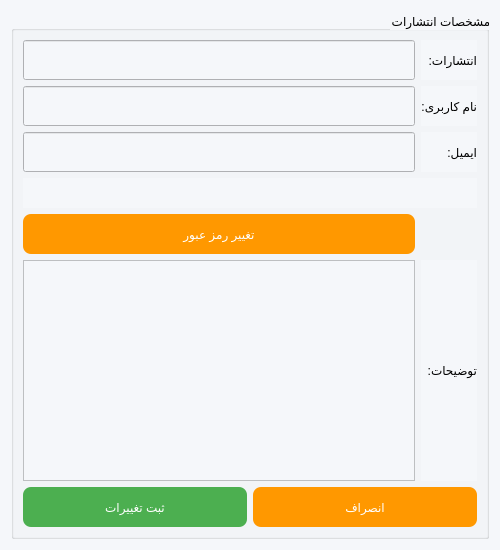
Old version of the form publisherprofilepage.ui in the repository mozali1386-alt/Ketab_e_Man.
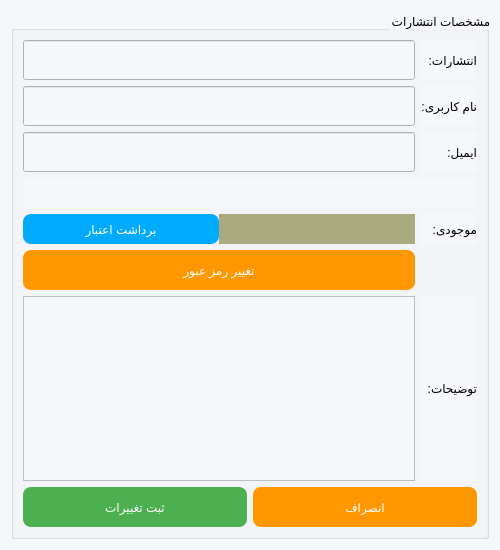
New version of the form.

Commit message: Add wallet button to the app

```diff
--- a/publisherprofilepage.ui
+++ b/publisherprofilepage.ui
@@ -32,6 +32,26 @@
       <set>Qt::AlignmentFlag::AlignRight|Qt::AlignmentFlag::AlignTrailing|Qt::AlignmentFlag::AlignVCenter</set>
      </property>
      <layout class="QGridLayout" name="gridLayout">
+      <item row="2" column="0">
+       <widget class="QLineEdit" name="lineEdit_email">
+        <property name="minimumSize">
+         <size>
+          <width>0</width>
+          <height>40</height>
+         </size>
+        </property>
+       </widget>
+      </item>
+      <item row="6" column="0">
+       <widget class="QTextEdit" name="textEdit_explanation">
+        <property name="layoutDirection">
+         <enum>Qt::LayoutDirection::LeftToRight</enum>
+        </property>
+        <property name="placeholderText">
+         <string/>
+        </property>
+       </widget>
+      </item>
       <item row="3" column="0" colspan="2">
        <widget class="QLabel" name="label_4">
         <property name="sizePolicy">
@@ -57,10 +77,23 @@
         </property>
        </widget>
       </item>
-      <item row="0" column="1">
-       <widget class="QLabel" name="label">
+      <item row="5" column="0">
+       <widget class="QPushButton" name="pushButton_editusername">
+        <property name="minimumSize">
+         <size>
+          <width>0</width>
+          <height>40</height>
+         </size>
+        </property>
+        <property name="styleSheet">
+         <string notr="true">QPushButton{
+background-color: #FF9800;
+color: white;
+border-radius: 8px;
+}</string>
+        </property>
         <property name="text">
-         <string>انتشارات:</string>
+         <string>تغییر رمز عبور</string>
         </property>
        </widget>
       </item>
@@ -77,40 +110,6 @@
         </property>
        </widget>
       </item>
-      <item row="1" column="1">
-       <widget class="QLabel" name="label_2">
-        <property name="text">
-         <string>نام کاربری:</string>
-        </property>
-       </widget>
-      </item>
-      <item row="2" column="0">
-       <widget class="QLineEdit" name="lineEdit_email">
-        <property name="minimumSize">
-         <size>
-          <width>0</width>
-          <height>40</height>
-         </size>
-        </property>
-       </widget>
-      </item>
-      <item row="5" column="1">
-       <widget class="QLabel" name="label_5">
-        <property name="text">
-         <string>توضیحات:</string>
-        </property>
-       </widget>
-      </item>
-      <item row="5" column="0">
-       <widget class="QTextEdit" name="textEdit_explanation">
-        <property name="layoutDirection">
-         <enum>Qt::LayoutDirection::LeftToRight</enum>
-        </property>
-        <property name="placeholderText">
-         <string> </string>
-        </property>
-       </widget>
-      </item>
       <item row="0" column="0">
        <widget class="QLineEdit" name="lineEdit_entesharat">
         <property name="minimumSize">
@@ -128,7 +127,14 @@
         </property>
        </widget>
       </item>
-      <item row="7" column="0" colspan="2">
+      <item row="0" column="1">
+       <widget class="QLabel" name="label">
+        <property name="text">
+         <string>انتشارات:</string>
+        </property>
+       </widget>
+      </item>
+      <item row="8" column="0" colspan="2">
        <layout class="QHBoxLayout" name="horizontalLayout">
         <item>
          <widget class="QPushButton" name="pushButton_save">
@@ -172,25 +178,63 @@
         </item>
        </layout>
       </item>
+      <item row="1" column="1">
+       <widget class="QLabel" name="label_2">
+        <property name="text">
+         <string>نام کاربری:</string>
+        </property>
+       </widget>
+      </item>
+      <item row="6" column="1">
+       <widget class="QLabel" name="label_5">
+        <property name="text">
+         <string>توضیحات:</string>
+        </property>
+       </widget>
+      </item>
+      <item row="4" column="1">
+       <widget class="QLabel" name="label_6">
+        <property name="text">
+         <string>موجودی:</string>
+        </property>
+       </widget>
+      </item>
       <item row="4" column="0">
-       <widget class="QPushButton" name="pushButton_editusername">
-        <property name="minimumSize">
-         <size>
-          <width>0</width>
-          <height>40</height>
-         </size>
+       <layout class="QHBoxLayout" name="horizontalLayout_2">
+        <property name="spacing">
+         <number>0</number>
         </property>
-        <property name="styleSheet">
-         <string notr="true">QPushButton{
-background-color: #FF9800;
+        <item>
+         <widget class="QPushButton" name="pushButton_withdrawbalance">
+          <property name="minimumSize">
+           <size>
+            <width>0</width>
+            <height>30</height>
+           </size>
+          </property>
+          <property name="styleSheet">
+           <string notr="true">QPushButton{
+	background-color: rgb(0, 170, 255);
 color: white;
 border-radius: 8px;
 }</string>
-        </property>
-        <property name="text">
-         <string>تغییر رمز عبور</string>
-        </property>
-       </widget>
+          </property>
+          <property name="text">
+           <string>برداشت اعتبار</string>
+          </property>
+         </widget>
+        </item>
+        <item>
+         <widget class="QLabel" name="label_balance">
+          <property name="styleSheet">
+           <string notr="true">background-color: rgb(170, 170, 127);</string>
+          </property>
+          <property name="text">
+           <string/>
+          </property>
+         </widget>
+        </item>
+       </layout>
       </item>
      </layout>
     </widget>
```
The commit also changes 1 other file.
